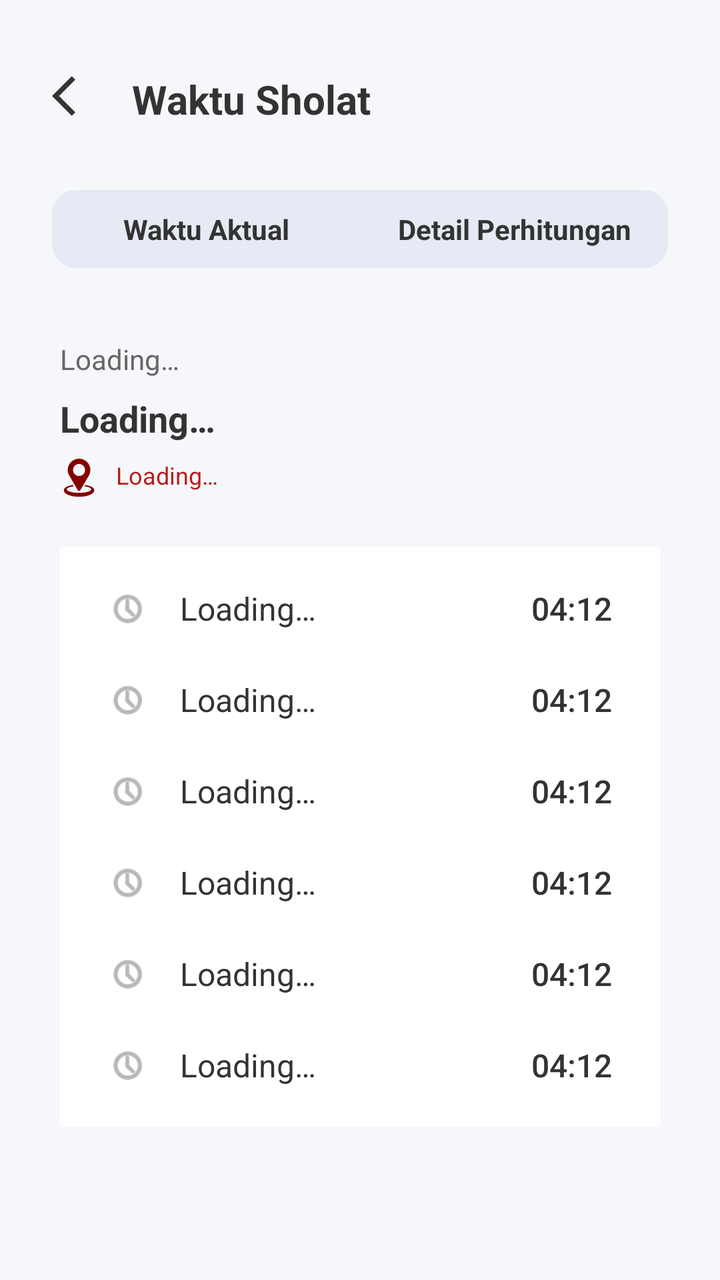
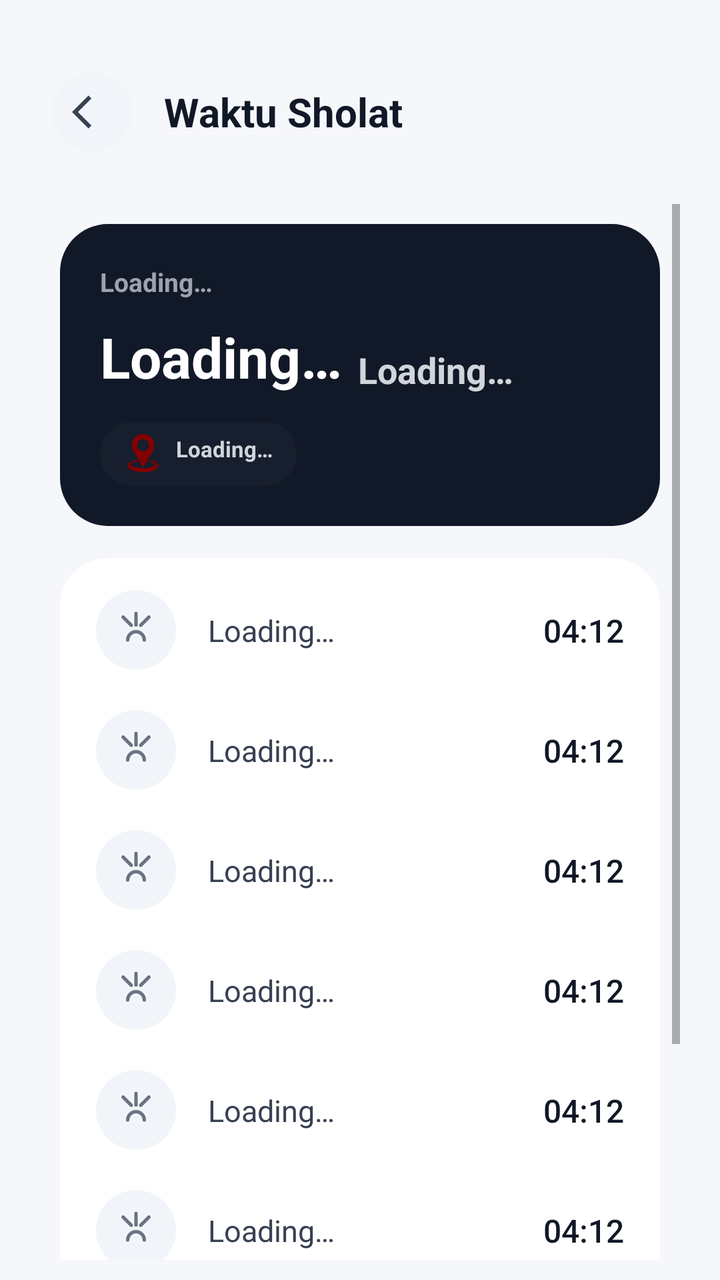

The first picture is an Android layout as it rendered before a commit; the second is the same layout after the commit. The layout source and the unified diff follow.
<!-- AndroidManifest.xml: application theme AppTheme -->
<!-- res/layout/activity_waktu_sholat.xml -->
<?xml version="1.0" encoding="utf-8"?>
<LinearLayout xmlns:android="http://schemas.android.com/apk/res/android"
    xmlns:app="http://schemas.android.com/apk/res-auto"
    xmlns:tools="http://schemas.android.com/tools"
    android:layout_width="match_parent"
    android:layout_height="match_parent"
    android:orientation="vertical"
    android:paddingTop="20dp"
    android:paddingLeft="10dp"
    android:paddingRight="10dp"
    tools:context=".ui.waktusholat.WaktuSholatActivity"
    android:background="#F5F7FA">

    <LinearLayout
        android:layout_width="match_parent"
        android:layout_height="wrap_content"
        android:padding="16dp">
        <ImageView
            android:id="@+id/btnBack"
            android:layout_width="wrap_content"
            android:layout_height="wrap_content"
            android:src="@drawable/ic_arrow_back"
            app:tint="#333"/>
        <TextView
        android:layout_width="wrap_content"
        android:layout_height="wrap_content"
        android:text="Waktu Sholat"
        android:textSize="20sp"
        android:textStyle="bold"
        android:layout_marginStart="16dp"
        android:textColor="#333"/>
    </LinearLayout>

    <LinearLayout
        android:id="@+id/tabContainer"
        android:layout_width="match_parent"
        android:layout_height="wrap_content"
        android:background="@drawable/bg_tab_container"
        android:orientation="horizontal"
        android:layout_margin="16dp">

        <TextView
            android:id="@+id/btnTabActual"
            android:layout_width="0dp"
            android:layout_height="wrap_content"
            android:layout_weight="1"
            android:background="@drawable/bg_tab_inactive"
            android:gravity="center"
            android:paddingVertical="10dp"
            android:text="Waktu Aktual"
            android:textColor="#333333"
            android:textStyle="bold"
            android:textSize="14sp" />

        <TextView
            android:id="@+id/btnTabDetail"
            android:layout_width="0dp"
            android:layout_height="wrap_content"
            android:layout_weight="1"
            android:background="@drawable/bg_tab_inactive"
            android:gravity="center"
            android:paddingVertical="10dp"
            android:text="Detail Perhitungan"
            android:textColor="#333333"
            android:textStyle="bold"
            android:textSize="14sp" />

    </LinearLayout>

    <ScrollView
        android:layout_width="match_parent"
        android:layout_height="match_parent"
        android:padding="10dp">

        <FrameLayout
            android:layout_width="match_parent"
            android:layout_height="wrap_content">

            <LinearLayout
                android:id="@+id/layoutWaktuSholat"
                android:layout_width="match_parent"
                android:layout_height="wrap_content"
                android:orientation="vertical"
                android:padding="10dp"
                android:visibility="visible">

                <TextView
                    android:id="@+id/tvDate"
                    android:layout_width="wrap_content"
                    android:layout_height="wrap_content"
                    android:text="@string/loading"
                    android:textColor="#666"/>

                <TextView
                    android:id="@+id/tvNextPrayer"
                    android:layout_width="wrap_content"
                    android:layout_height="wrap_content"
                    android:text="@string/loading"
                    android:textSize="18sp"
                    android:textStyle="bold"
                    android:layout_marginTop="8dp"
                    android:textColor="#333"/>

                <TextView
                    android:id="@+id/tvLocationName"
                    android:layout_width="wrap_content"
                    android:layout_height="wrap_content"
                    android:text="@string/loading"
                    android:drawablePadding="8dp"
                    android:textSize="12sp"
                    app:drawableStartCompat="@drawable/ic_gis_location_poi"
                    android:layout_marginTop="8dp"
                    android:textColor="#B71C1C"/>

                <LinearLayout
                    android:layout_width="match_parent"
                    android:layout_height="wrap_content"
                    android:orientation="vertical"
                    android:layout_marginTop="24dp"
                    android:background="@android:color/white"
                    android:padding="8dp">

                    <include layout="@layout/item_prayer_row" android:id="@+id/rowImsak"/>
                    <include layout="@layout/item_prayer_row" android:id="@+id/rowSubuh"/>
                    <include layout="@layout/item_prayer_row" android:id="@+id/rowDzuhur"/>
                    <include layout="@layout/item_prayer_row" android:id="@+id/rowAshar"/>
                    <include layout="@layout/item_prayer_row" android:id="@+id/rowMaghrib"/>
                    <include layout="@layout/item_prayer_row" android:id="@+id/rowIsya"/>

                </LinearLayout>
            </LinearLayout>


            <LinearLayout
                android:id="@+id/layoutDetailKiblat"
                android:layout_width="match_parent"
                android:layout_height="wrap_content"
                android:orientation="vertical"
                android:padding="16dp"
                android:visibility="gone">

                <TextView
                    android:layout_width="wrap_content"
                    android:layout_height="wrap_content"
                    android:text="Koordinat Pengguna"
                    android:textColor="@android:color/black"
                    android:textStyle="bold"/>

                <EditText
                    android:id="@+id/etCoordinates"
                    android:layout_width="match_parent"
                    android:layout_height="wrap_content"
                    android:background="@drawable/bg_card_rounded"
                    android:padding="12dp"
                    android:enabled="false"
                    android:text="-7.123, 112.680"
                    android:textColor="@android:color/black"
                    android:layout_marginTop="8dp"/>

                <TextView
                    android:layout_width="wrap_content"
                    android:layout_height="wrap_content"
                    android:text="1. PERHITUNGAN ARAH KIBLAT"
                    android:textStyle="bold"
                    android:textColor="#E6B65D"
                    android:layout_marginTop="24dp"/>

                <TextView
                    android:id="@+id/tvCalculationResult"
                    android:layout_width="match_parent"
                    android:layout_height="wrap_content"
                    android:layout_marginTop="10dp"
                    android:fontFamily="monospace"
                    android:text="Memuat Perhitungan..."
                    android:textSize="12sp"
                    android:textColor="#333"
                    android:background="#FAFAFA"
                    android:padding="10dp"/>

                <LinearLayout
                    android:layout_width="match_parent"
                    android:layout_height="wrap_content"
                    android:orientation="horizontal"
                    android:layout_marginTop="10dp">
                    <TextView
                        android:text="Hasil Arah:"
                        android:layout_width="wrap_content"
                        android:layout_height="wrap_content"
                        android:layout_marginEnd="8dp"
                        android:textColor="#333"/>
                    <TextView
                        android:id="@+id/tvResultDegree"
                        android:layout_width="0dp"
                        android:layout_weight="1"
                        android:layout_height="wrap_content"
                        android:text="294° UTSB"
                        android:textColor="@android:color/white"
                        android:textStyle="bold"
                        android:gravity="center"
                        android:padding="8dp"
                        android:background="@drawable/bg_card_rounded"
                        android:backgroundTint="#E6B65D"/>
                </LinearLayout>

                <View
                    android:layout_width="match_parent"
                    android:layout_height="1dp"
                    android:background="#DDDDDD"
                    android:layout_marginVertical="20dp"/>

                <TextView
                    android:layout_width="wrap_content"
                    android:layout_height="wrap_content"
                    android:text="2. DETAIL RUMUS WAKTU SHOLAT"
                    android:textStyle="bold"
                    android:textColor="#E6B65D"/>

                <TextView
                    android:layout_width="wrap_content"
                    android:layout_height="wrap_content"
                    android:text="(Metode Kemenag / Ephemeris Approximation)"
                    android:textSize="10sp"
                    android:textColor="#888"/>

                <TextView
                    android:id="@+id/tvPrayerCalculationDetail"
                    android:layout_width="match_parent"
                    android:layout_height="wrap_content"
                    android:layout_marginTop="10dp"
                    android:fontFamily="monospace"
                    android:text="Memuat rumus..."
                    android:textSize="12sp"
                    android:textColor="#333"
                    android:background="#FAFAFA"
                    android:padding="10dp"
                    android:lineSpacingExtra="4dp"/>

                <View
                    android:layout_width="match_parent"
                    android:layout_height="50dp"/>

            </LinearLayout>
        </FrameLayout>
    </ScrollView>
</LinearLayout>
<!-- res/layout/item_prayer_row.xml (included above) -->
<?xml version="1.0" encoding="utf-8"?>
<androidx.constraintlayout.widget.ConstraintLayout xmlns:android="http://schemas.android.com/apk/res/android"
    xmlns:app="http://schemas.android.com/apk/res-auto"
    xmlns:tools="http://schemas.android.com/tools"
    android:layout_width="match_parent"
    android:layout_height="wrap_content"
    android:paddingHorizontal="16dp"
    android:paddingVertical="12dp">

    <ImageView
        android:id="@+id/ivIcon"
        android:layout_width="20dp"
        android:layout_height="20dp"
        android:src="@android:drawable/ic_menu_recent_history"
        app:tint="#888888"
        app:layout_constraintBottom_toBottomOf="parent"
        app:layout_constraintStart_toStartOf="parent"
        app:layout_constraintTop_toTopOf="parent"
        tools:ignore="ContentDescription" />

    <TextView
        android:id="@+id/tvPrayerName"
        android:layout_width="wrap_content"
        android:layout_height="wrap_content"
        android:layout_marginStart="16dp"
        android:text="@string/loading"
        android:textColor="#333333"
        android:textSize="16sp"
        android:textStyle="normal"
        app:layout_constraintBottom_toBottomOf="parent"
        app:layout_constraintStart_toEndOf="@id/ivIcon"
        app:layout_constraintTop_toTopOf="parent" />

    <TextView
        android:id="@+id/tvTime"
        android:layout_width="wrap_content"
        android:layout_height="wrap_content"
        android:text="04:12"
        android:textColor="#333333"
        android:textSize="16sp"
        android:fontFamily="sans-serif-medium"
        app:layout_constraintBottom_toBottomOf="parent"
        app:layout_constraintEnd_toEndOf="parent"
        app:layout_constraintTop_toTopOf="parent" />

</androidx.constraintlayout.widget.ConstraintLayout>
<!-- resources referenced by this layout -->
<resources>
  <!-- drawable bg_card_rounded (drawable) -->
  <?xml version="1.0" encoding="utf-8"?>
  <shape xmlns:android="http://schemas.android.com/apk/res/android">
      <solid android:color="@color/card_white"/>
      <corners android:radius="24dp"/>
  </shape>
  <!-- drawable bg_tab_container (drawable) -->
  <?xml version="1.0" encoding="utf-8"?>
  <shape xmlns:android="http://schemas.android.com/apk/res/android">
      <solid android:color="#E6EAF5" /> <corners android:radius="12dp" />
  </shape>
  <!-- drawable bg_tab_inactive (drawable) -->
  <?xml version="1.0" encoding="utf-8"?>
  <shape xmlns:android="http://schemas.android.com/apk/res/android">
      <solid android:color="@android:color/transparent" />
      <corners android:radius="10dp" />
  </shape>
  <!-- drawable ic_arrow_back (drawable) -->
  <vector android:height="24dp" android:tint="#FFFFFF"
      android:viewportHeight="24" android:viewportWidth="24"
      android:width="24dp" xmlns:android="http://schemas.android.com/apk/res/android">
      <path android:fillColor="@android:color/white" android:pathData="M11.67,3.87L9.9,2.1 0,12l9.9,9.9 1.77,-1.77L3.54,12z"/>
  </vector>
  <string name="loading">Loading…</string>
  <style name="AppTheme" parent="Theme.AlKaukaba">
          <item name="android:windowDrawsSystemBarBackgrounds" tools:targetApi="lollipop">true</item>
      </style>
  <color name="card_white">#FFFFFF</color>
  <color name="purple_500">#FF6200EE</color>
  <color name="transparent">#00FFFFFF</color>
  <color name="white">#FFFFFFFF</color>
  <color name="teal_200">#FF03DAC5</color>
  <color name="teal_700">#FF018786</color>
  <color name="black">#FF000000</color>
  <!-- unchanged entries left out for length: 2 -->
</resources>

<!-- the commit's change to res/layout/activity_waktu_sholat.xml (unified diff, before → after) -->
@@ -14,13 +14,17 @@
     <LinearLayout
         android:layout_width="match_parent"
         android:layout_height="wrap_content"
+        android:gravity="center_vertical"
         android:padding="16dp">
         <ImageView
             android:id="@+id/btnBack"
-            android:layout_width="wrap_content"
-            android:layout_height="wrap_content"
+            android:layout_width="40dp"
+            android:layout_height="40dp"
+            android:padding="10dp"
+            android:background="@drawable/bg_circle_button"
+            android:backgroundTint="@color/waktu_sholat_icon_bg_inactive"
             android:src="@drawable/ic_arrow_back"
-            app:tint="#333"/>
+            app:tint="#374151"/>
         <TextView
         android:layout_width="wrap_content"
         android:layout_height="wrap_content"
@@ -28,7 +32,7 @@
         android:textSize="20sp"
         android:textStyle="bold"
         android:layout_marginStart="16dp"
-        android:textColor="#333"/>
+        android:textColor="#111827"/>
     </LinearLayout>
 
     <LinearLayout
@@ -37,6 +41,7 @@
         android:layout_height="wrap_content"
         android:background="@drawable/bg_tab_container"
         android:orientation="horizontal"
+        android:visibility="gone"
         android:layout_margin="16dp">
 
         <TextView
@@ -84,44 +89,81 @@
                 android:padding="10dp"
                 android:visibility="visible">
 
-                <TextView
-                    android:id="@+id/tvDate"
-                    android:layout_width="wrap_content"
-                    android:layout_height="wrap_content"
-                    android:text="@string/loading"
-                    android:textColor="#666"/>
-
-                <TextView
-                    android:id="@+id/tvNextPrayer"
-                    android:layout_width="wrap_content"
-                    android:layout_height="wrap_content"
-                    android:text="@string/loading"
-                    android:textSize="18sp"
-                    android:textStyle="bold"
-                    android:layout_marginTop="8dp"
-                    android:textColor="#333"/>
-
-                <TextView
-                    android:id="@+id/tvLocationName"
-                    android:layout_width="wrap_content"
-                    android:layout_height="wrap_content"
-                    android:text="@string/loading"
-                    android:drawablePadding="8dp"
-                    android:textSize="12sp"
-                    app:drawableStartCompat="@drawable/ic_gis_location_poi"
-                    android:layout_marginTop="8dp"
-                    android:textColor="#B71C1C"/>
+                <androidx.constraintlayout.widget.ConstraintLayout
+                    android:layout_width="match_parent"
+                    android:layout_height="wrap_content"
+                    android:background="@drawable/bg_card_rounded"
+                    android:backgroundTint="@color/waktu_sholat_dark_bg"
+                    android:padding="20dp">
+
+                    <TextView
+                        android:id="@+id/tvDate"
+                        android:layout_width="0dp"
+                        android:layout_height="wrap_content"
+                        android:text="@string/loading"
+                        android:textColor="@color/waktu_sholat_date_muted"
+                        android:textSize="13sp"
+                        android:textStyle="bold"
+                        app:layout_constraintEnd_toEndOf="parent"
+                        app:layout_constraintStart_toStartOf="parent"
+                        app:layout_constraintTop_toTopOf="parent" />
+
+                    <TextView
+                        android:id="@+id/tvNextPrayer"
+                        android:layout_width="wrap_content"
+                        android:layout_height="wrap_content"
+                        android:layout_marginTop="10dp"
+                        android:text="@string/loading"
+                        android:textColor="@android:color/white"
+                        android:textSize="28sp"
+                        android:textStyle="bold"
+                        app:layout_constraintStart_toStartOf="parent"
+                        app:layout_constraintTop_toBottomOf="@id/tvDate" />
+
+                    <TextView
+                        android:id="@+id/tvNextPrayerTime"
+                        android:layout_width="wrap_content"
+                        android:layout_height="wrap_content"
+                        android:layout_marginStart="8dp"
+                        android:text="@string/loading"
+                        android:textColor="#D1D5DB"
+                        android:textSize="18sp"
+                        android:textStyle="bold"
+                        app:layout_constraintBottom_toBottomOf="@id/tvNextPrayer"
+                        app:layout_constraintStart_toEndOf="@id/tvNextPrayer" />
+
+                    <TextView
+                        android:id="@+id/tvLocationName"
+                        android:layout_width="wrap_content"
+                        android:layout_height="wrap_content"
+                        android:layout_marginTop="14dp"
+                        android:background="@drawable/bg_pill_dark"
+                        android:drawablePadding="6dp"
+                        android:paddingHorizontal="12dp"
+                        android:paddingVertical="6dp"
+                        android:text="@string/loading"
+                        android:textColor="@color/waktu_sholat_pill_text"
+                        android:textSize="11sp"
+                        android:textStyle="bold"
+                        app:drawableStartCompat="@drawable/ic_gis_location_poi"
+                        app:layout_constraintStart_toStartOf="parent"
+                        app:layout_constraintTop_toBottomOf="@id/tvNextPrayer" />
+
+                </androidx.constraintlayout.widget.ConstraintLayout>
 
                 <LinearLayout
                     android:layout_width="match_parent"
                     android:layout_height="wrap_content"
                     android:orientation="vertical"
-                    android:layout_marginTop="24dp"
-                    android:background="@android:color/white"
-                    android:padding="8dp">
-
+                    android:layout_marginTop="16dp"
+                    android:background="@drawable/bg_card_rounded"
+                    android:backgroundTint="@color/card_white"
+                    android:padding="6dp">
+
+                    <include layout="@layout/item_prayer_row" android:id="@+id/rowTsulutsulLail"/>
                     <include layout="@layout/item_prayer_row" android:id="@+id/rowImsak"/>
                     <include layout="@layout/item_prayer_row" android:id="@+id/rowSubuh"/>
+                    <include layout="@layout/item_prayer_row" android:id="@+id/rowDhuha"/>
                     <include layout="@layout/item_prayer_row" android:id="@+id/rowDzuhur"/>
                     <include layout="@layout/item_prayer_row" android:id="@+id/rowAshar"/>
                     <include layout="@layout/item_prayer_row" android:id="@+id/rowMaghrib"/>
@@ -248,45 +290,58 @@
 <androidx.constraintlayout.widget.ConstraintLayout xmlns:android="http://schemas.android.com/apk/res/android"
     xmlns:app="http://schemas.android.com/apk/res-auto"
     xmlns:tools="http://schemas.android.com/tools"
+    android:id="@+id/rowRoot"
     android:layout_width="match_parent"
     android:layout_height="wrap_content"
-    android:paddingHorizontal="16dp"
-    android:paddingVertical="12dp">
-
-    <ImageView
-        android:id="@+id/ivIcon"
-        android:layout_width="20dp"
-        android:layout_height="20dp"
-        android:src="@android:drawable/ic_menu_recent_history"
-        app:tint="#888888"
+    android:background="@drawable/bg_card_rounded"
+    android:backgroundTint="@android:color/transparent"
+    android:paddingHorizontal="12dp"
+    android:paddingVertical="10dp">
+
+    <FrameLayout
+        android:id="@+id/iconContainer"
+        android:layout_width="40dp"
+        android:layout_height="40dp"
+        android:background="@drawable/bg_circle_button"
+        android:backgroundTint="@color/waktu_sholat_icon_bg_inactive"
         app:layout_constraintBottom_toBottomOf="parent"
         app:layout_constraintStart_toStartOf="parent"
-        app:layout_constraintTop_toTopOf="parent"
-        tools:ignore="ContentDescription" />
+        app:layout_constraintTop_toTopOf="parent">
+
+        <ImageView
+            android:id="@+id/ivIcon"
+            android:layout_width="20dp"
+            android:layout_height="20dp"
+            android:layout_gravity="center"
+            android:src="@drawable/ic_prayer_subuh"
+            app:tint="@color/waktu_sholat_icon_muted"
+            tools:ignore="ContentDescription" />
+    </FrameLayout>
 
     <TextView
         android:id="@+id/tvPrayerName"
-        android:layout_width="wrap_content"
+        android:layout_width="0dp"
         android:layout_height="wrap_content"
         android:layout_marginStart="16dp"
         android:text="@string/loading"
-        android:textColor="#333333"
-        android:textSize="16sp"
+        android:textColor="#374151"
+        android:textSize="15sp"
         android:textStyle="normal"
-        app:layout_constraintBottom_toBottomOf="parent"
-        app:layout_constraintStart_toEndOf="@id/ivIcon"
-        app:layout_constraintTop_toTopOf="parent" />
+        app:layout_constraintBottom_toBottomOf="@id/iconContainer"
+        app:layout_constraintEnd_toStartOf="@id/tvTime"
+        app:layout_constraintStart_toEndOf="@id/iconContainer"
+        app:layout_constraintTop_toTopOf="@id/iconContainer" />
 
     <TextView
         android:id="@+id/tvTime"
         android:layout_width="wrap_content"
         android:layout_height="wrap_content"
         android:text="04:12"
-        android:textColor="#333333"
+        android:textColor="#111827"
         android:textSize="16sp"
         android:fontFamily="sans-serif-medium"
-        app:layout_constraintBottom_toBottomOf="parent"
+        app:layout_constraintBottom_toBottomOf="@id/iconContainer"
         app:layout_constraintEnd_toEndOf="parent"
-        app:layout_constraintTop_toTopOf="parent" />
+        app:layout_constraintTop_toTopOf="@id/iconContainer" />
 
 </androidx.constraintlayout.widget.ConstraintLayout>
<!-- resource entries referenced after the edit -->
@@ -5,6 +5,16 @@
   <shape xmlns:android="http://schemas.android.com/apk/res/android">
       <solid android:color="@color/card_white"/>
       <corners android:radius="24dp"/>
+  </shape>
+  <!-- drawable bg_circle_button (drawable) -->
+  <?xml version="1.0" encoding="utf-8"?>
+  <shape xmlns:android="http://schemas.android.com/apk/res/android" android:shape="oval">
+      <solid android:color="#FFFFFF"/> </shape>
+  <!-- drawable bg_pill_dark (drawable) -->
+  <?xml version="1.0" encoding="utf-8"?>
+  <shape xmlns:android="http://schemas.android.com/apk/res/android">
+      <solid android:color="#332D3748"/>
+      <corners android:radius="999dp"/>
   </shape>
   <!-- drawable bg_tab_container (drawable) -->
   <?xml version="1.0" encoding="utf-8"?>
@@ -23,11 +33,52 @@
       android:width="24dp" xmlns:android="http://schemas.android.com/apk/res/android">
       <path android:fillColor="@android:color/white" android:pathData="M11.67,3.87L9.9,2.1 0,12l9.9,9.9 1.77,-1.77L3.54,12z"/>
   </vector>
+  <!-- drawable ic_prayer_subuh (drawable) -->
+  <?xml version="1.0" encoding="utf-8"?>
+  <vector xmlns:android="http://schemas.android.com/apk/res/android"
+      android:width="24dp"
+      android:height="24dp"
+      android:viewportWidth="24"
+      android:viewportHeight="24">
+      <path
+          android:pathData="M17,18a5,5 0,0 0,-10 0"
+          android:strokeColor="#000000"
+          android:strokeWidth="2"
+          android:strokeLineCap="round"
+          android:strokeLineJoin="round"
+          android:fillColor="@android:color/transparent"/>
+      <path
+          android:pathData="M12,2v7"
+          android:strokeColor="#000000"
+          android:strokeWidth="2"
+          android:strokeLineCap="round"
+          android:strokeLineJoin="round"
+          android:fillColor="@android:color/transparent"/>
+      <path
+          android:pathData="M4.22,4.22l4.95,4.95"
+          android:strokeColor="#000000"
+          android:strokeWidth="2"
+          android:strokeLineCap="round"
+          android:strokeLineJoin="round"
+          android:fillColor="@android:color/transparent"/>
+      <path
+          android:pathData="M19.78,4.22l-4.95,4.95"
+          android:strokeColor="#000000"
+          android:strokeWidth="2"
+          android:strokeLineCap="round"
+          android:strokeLineJoin="round"
+          android:fillColor="@android:color/transparent"/>
+  </vector>
   <string name="loading">Loading…</string>
   <style name="AppTheme" parent="Theme.AlKaukaba">
           <item name="android:windowDrawsSystemBarBackgrounds" tools:targetApi="lollipop">true</item>
       </style>
   <color name="card_white">#FFFFFF</color>
+  <color name="waktu_sholat_dark_bg">#111827</color>
+  <color name="waktu_sholat_date_muted">#9CA3AF</color>
+  <color name="waktu_sholat_icon_bg_inactive">#F1F5F9</color>
+  <color name="waktu_sholat_icon_muted">#6B7280</color>
+  <color name="waktu_sholat_pill_text">#D1D5DB</color>
   <color name="purple_500">#FF6200EE</color>
   <color name="transparent">#00FFFFFF</color>
   <color name="white">#FFFFFFFF</color>
